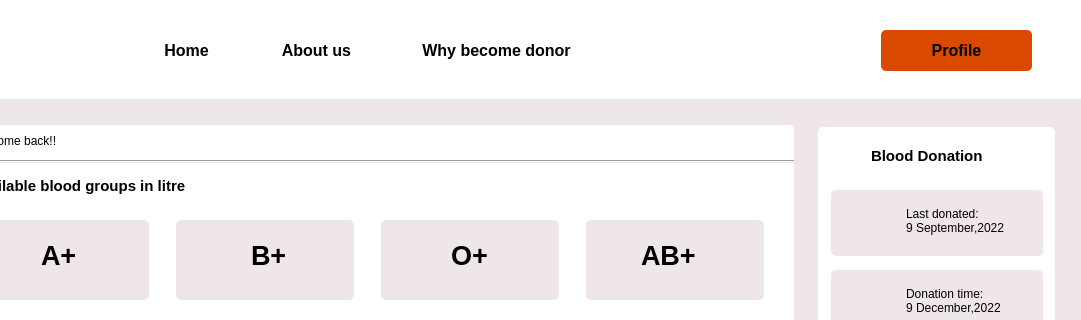
Old version of the form userDashboard.ui in the repository Rista10/Final; both pictures show x 189 to 1270 and y 0 to 320 of the 1270 by 700 pixel window.
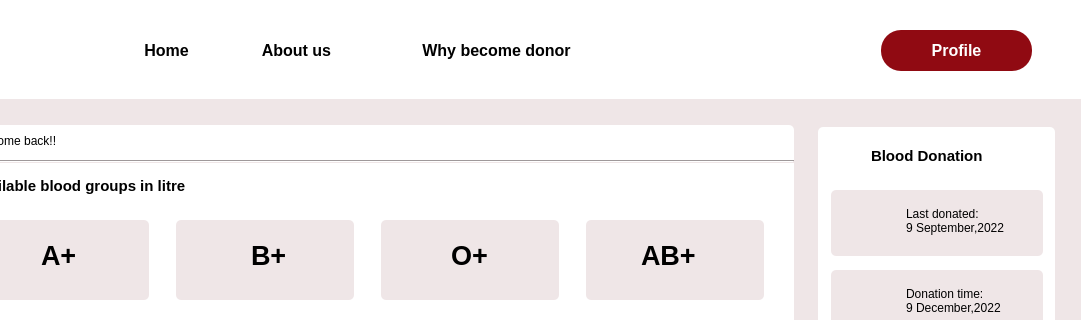
New version of the form. Icons and pictures are not drawn.

What changed in the file:
```diff
--- a/userDashboard.ui
+++ b/userDashboard.ui
@@ -119,7 +119,7 @@
     <rect>
      <x>300</x>
      <y>30</y>
-     <width>151</width>
+     <width>111</width>
      <height>41</height>
     </rect>
    </property>
@@ -134,8 +134,11 @@
 
 {
  background-color:rgb(255, 255, 255);
-border-radius:5px;
-}</string>
+border-radius:0.5px;
+}
+
+#home::hover{border-bottom :3px solid rgb(144, 10, 18);
+color: rgb(144, 10, 18);}</string>
    </property>
    <property name="text">
     <string>Home</string>
@@ -146,7 +149,7 @@
     <rect>
      <x>430</x>
      <y>30</y>
-     <width>151</width>
+     <width>111</width>
      <height>41</height>
     </rect>
    </property>
@@ -161,8 +164,11 @@
 
 {
  background-color:rgb(255, 255, 255);
-border-radius:5px;
-}</string>
+border-radius:0.5px;
+}
+
+#about::hover{border-bottom :3px solid rgb(144, 10, 18);
+color: rgb(144, 10, 18);}</string>
    </property>
    <property name="text">
     <string>About us</string>
@@ -213,8 +219,15 @@
    <property name="styleSheet">
     <string notr="true">#login
 {
- background-color:rgb(218, 73, 0);
-border-radius:5px;
+ background-color:rgb(144, 10, 18);
+	color: rgb(255, 255, 255);
+border-radius:20px;
+}
+
+#login::hover
+{
+background-color:white;
+	color: rgb(144, 10, 18);
 }</string>
    </property>
    <property name="text">
```
Left out of the diff: 194 changed lines with no effect on the pictures.
